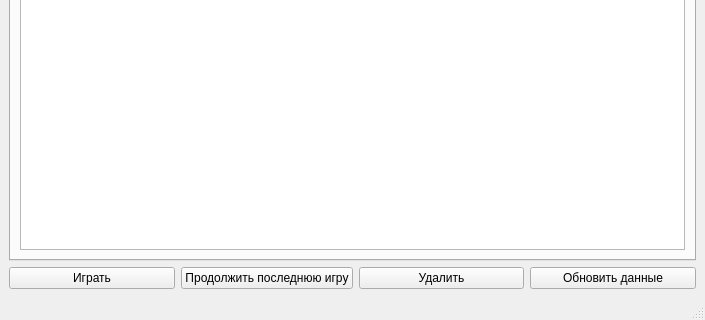
Before: the Qt Designer form managerwindow.ui in mee1b/AGL-Player, drawn with Qt 5; both pictures show x 0 to 705 and y 164 to 484 of the 705 by 484 pixel window.
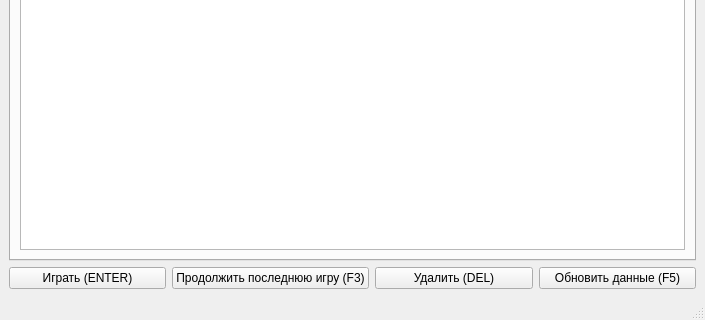
After: the same form once the commit is applied. The open tabs and pages were chosen to show the change.

The edit to the form file:
```diff
--- a/managerwindow.ui
+++ b/managerwindow.ui
@@ -21,7 +21,7 @@
        <bool>true</bool>
       </property>
       <property name="text">
-       <string>Продолжить последнюю игру</string>
+       <string>Продолжить последнюю игру (F3)</string>
       </property>
      </widget>
     </item>
@@ -106,7 +106,7 @@
        <bool>true</bool>
       </property>
       <property name="text">
-       <string>Играть</string>
+       <string>Играть (ENTER)</string>
       </property>
      </widget>
     </item>
@@ -116,7 +116,7 @@
        <bool>true</bool>
       </property>
       <property name="text">
-       <string>Обновить данные</string>
+       <string>Обновить данные (F5)</string>
       </property>
      </widget>
     </item>
@@ -126,7 +126,7 @@
        <bool>true</bool>
       </property>
       <property name="text">
-       <string>Удалить</string>
+       <string>Удалить (DEL)</string>
       </property>
      </widget>
     </item>
```
Left out of the diff: 12 changed lines with no effect on the pictures.
